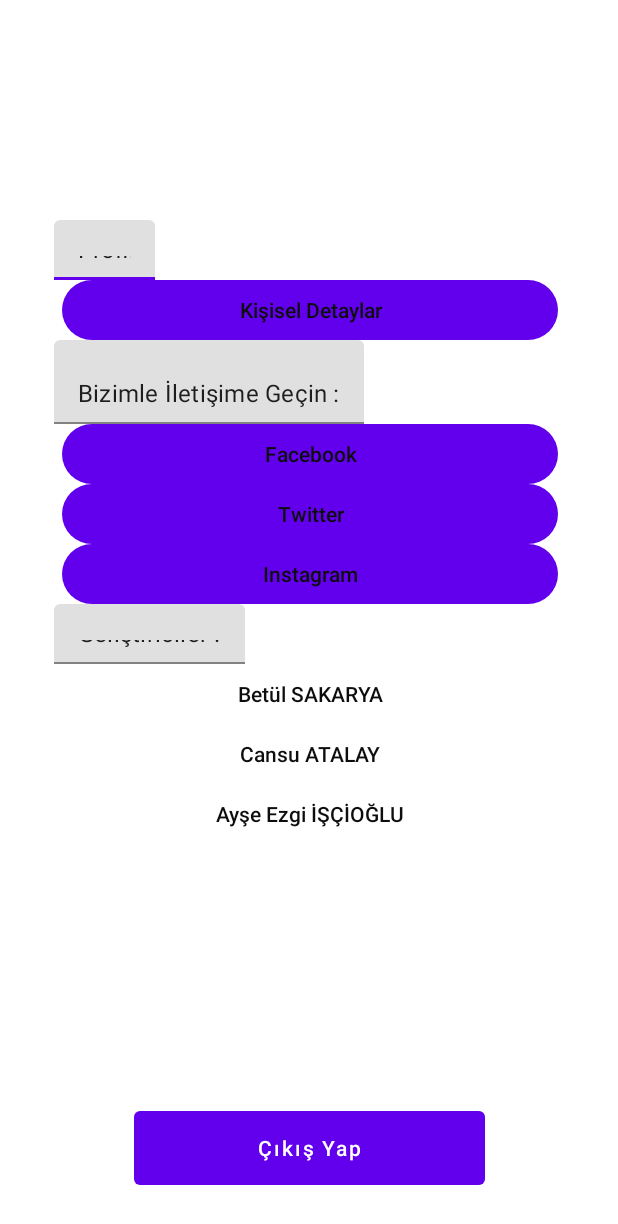
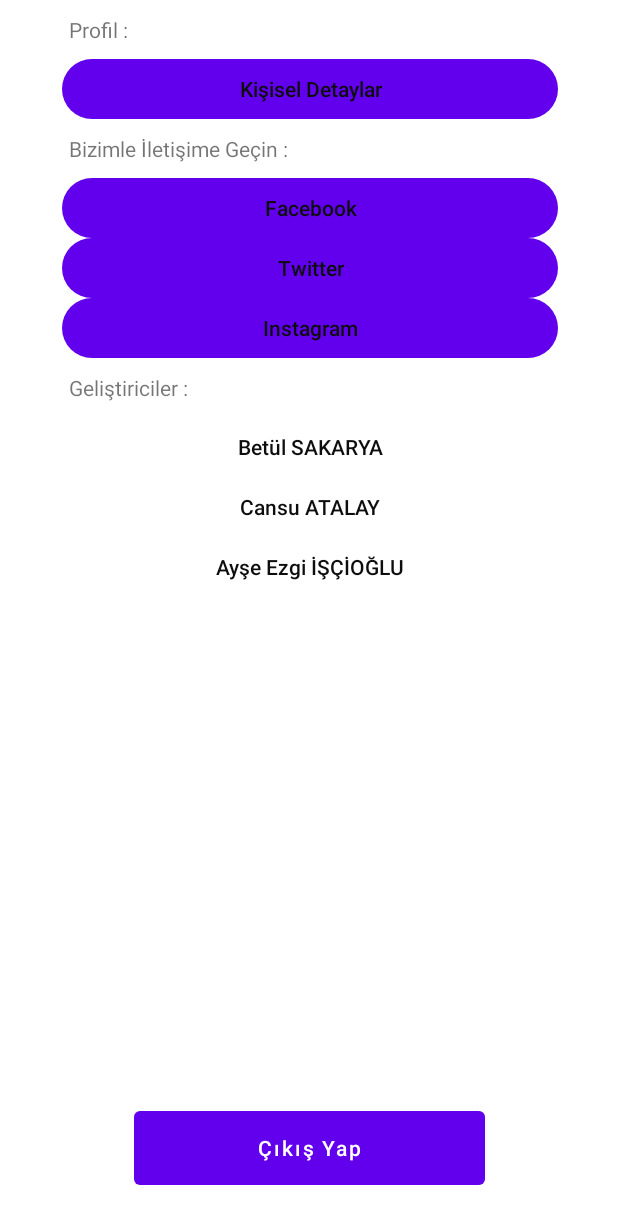
Before and after one commit to ezgiiscioglu/Gozlerini-Benimle-Paylas, an Android app: the layout ayarlar.xml on its own in the app's theme, with its tools: preview values and no code run, on a phone screen of 412 x 824 dp. Shown: the top 1224 px of the screen. Run offline under Robolectric (Android 15) with nearby library versions, the phone set to English and light mode, and no system bars.

Commit message:
first commit

```diff
--- a/app/build.gradle
+++ b/app/build.gradle
@@ -36,8 +36,9 @@
     api 'com.theartofdev.edmodo:android-image-cropper:2.8.+'
     implementation 'com.github.bumptech.glide:glide:4.9.0'
     annotationProcessor 'com.github.bumptech.glide:compiler:4.9.0'
-
+    implementation 'com.squareup.picasso:picasso:2.71828'
     implementation 'com.google.firebase:firebase-storage:16.0.1'
     implementation 'com.google.firebase:firebase-auth:16.0.1'
+    implementation 'de.hdodenhof:circleimageview:3.0.0'
 }
 apply plugin: 'com.google.gms.google-services'
--- a/app/src/main/res/layout/ayarlar.xml
+++ b/app/src/main/res/layout/ayarlar.xml
@@ -13,7 +13,6 @@
         android:layout_marginStart="5dp"
         android:layout_marginLeft="5dp"
 
-        android:layout_marginTop="0dp"
         android:layout_marginEnd="4dp"
         android:layout_marginRight="4dp"
         android:layout_marginBottom="8dp"
@@ -21,8 +20,10 @@
         card_view:cardElevation="20dp"
         card_view:layout_constraintBottom_toTopOf="@+id/btnCikis"
         card_view:layout_constraintEnd_toEndOf="parent"
+        card_view:layout_constraintHorizontal_bias="0.529"
         card_view:layout_constraintStart_toStartOf="parent"
-        card_view:layout_constraintTop_toTopOf="parent">
+        card_view:layout_constraintTop_toTopOf="parent"
+        card_view:layout_constraintVertical_bias="0.0">
 
         <LinearLayout
             android:layout_width="341dp"
@@ -38,11 +39,12 @@
                 android:layout_width="match_parent"
                 android:layout_height="wrap_content">
 
-                <EditText
+                <TextView
                     android:id="@+id/txtProfil"
-                    android:layout_width="67dp"
-                    android:layout_height="40dp"
+                    android:layout_width="match_parent"
+                    android:layout_height="match_parent"
                     android:singleLine="true"
+                    android:padding="10dp"
                     android:text="Profil :" />
             </com.google.android.material.textfield.TextInputLayout>
 
@@ -52,24 +54,25 @@
                 android:layout_width="match_parent"
                 android:layout_height="40dp"
                 android:layout_gravity="center"
+                android:layout_marginLeft="5dp"
+                android:layout_marginRight="5dp"
                 android:background="@drawable/button_shape"
                 android:backgroundTint="@color/colorWhite"
                 android:text="Kişisel Detaylar"
                 android:textAllCaps="false"
                 android:textColor="@color/colorBlack"
-                android:visibility="visible"
-                android:layout_marginLeft="5dp"
-                android:layout_marginRight="5dp"/>
+                android:visibility="visible" />
 
             <com.google.android.material.textfield.TextInputLayout
                 android:id="@+id/input_layout_txtIletisimeGec"
                 android:layout_width="match_parent"
                 android:layout_height="wrap_content">
 
-                <EditText
+                <TextView
                     android:id="@+id/txtIletisimeGec"
-                    android:layout_width="wrap_content"
-                    android:layout_height="wrap_content"
+                    android:layout_width="match_parent"
+                    android:layout_height="match_parent"
+                    android:padding="10dp"
                     android:text="Bizimle İletişime Geçin :" />
 
             </com.google.android.material.textfield.TextInputLayout>
@@ -80,13 +83,13 @@
                 android:layout_width="match_parent"
                 android:layout_height="40dp"
                 android:layout_gravity="center"
+                android:layout_marginLeft="5dp"
+                android:layout_marginRight="5dp"
                 android:background="@drawable/button_shape"
                 android:backgroundTint="@color/colorWhite"
                 android:text="Facebook"
                 android:textAllCaps="false"
-                android:textColor="@color/colorBlack"
-                android:layout_marginLeft="5dp"
-                android:layout_marginRight="5dp"/>
+                android:textColor="@color/colorBlack" />
 
             <com.google.android.material.button.MaterialButton
                 android:id="@+id/btnTwitter"
@@ -94,13 +97,13 @@
                 android:layout_width="match_parent"
                 android:layout_height="40dp"
                 android:layout_gravity="center"
+                android:layout_marginLeft="5dp"
+                android:layout_marginRight="5dp"
                 android:background="@drawable/button_shape"
                 android:backgroundTint="@color/colorWhite"
                 android:text="Twitter"
                 android:textAllCaps="false"
-                android:textColor="@color/colorBlack"
-                android:layout_marginLeft="5dp"
-                android:layout_marginRight="5dp"/>
+                android:textColor="@color/colorBlack" />
 
 
             <com.google.android.material.button.MaterialButton
@@ -109,13 +112,13 @@
                 android:layout_width="match_parent"
                 android:layout_height="40dp"
                 android:layout_gravity="center"
+                android:layout_marginLeft="5dp"
+                android:layout_marginRight="5dp"
                 android:background="@drawable/button_shape"
                 android:backgroundTint="@color/colorWhite"
                 android:text="Instagram"
                 android:textAllCaps="false"
-                android:textColor="@color/colorBlack"
-                android:layout_marginLeft="5dp"
-                android:layout_marginRight="5dp"/>
+                android:textColor="@color/colorBlack" />
 
 
             <com.google.android.material.textfield.TextInputLayout
@@ -123,10 +126,11 @@
                 android:layout_width="match_parent"
                 android:layout_height="wrap_content">
 
-                <EditText
+                <TextView
                     android:id="@+id/txtGelistiriciler"
-                    android:layout_width="wrap_content"
-                    android:layout_height="40dp"
+                    android:layout_width="match_parent"
+                    android:layout_height="match_parent"
+                    android:padding="10dp"
                     android:text="Geliştiriciler :" />
 
             </com.google.android.material.textfield.TextInputLayout>
@@ -137,12 +141,12 @@
                 android:layout_width="match_parent"
                 android:layout_height="40dp"
                 android:layout_gravity="center"
+                android:layout_marginLeft="5dp"
+                android:layout_marginRight="5dp"
                 android:backgroundTint="@color/colorWhite"
                 android:text="Betül SAKARYA"
                 android:textAllCaps="false"
-                android:textColor="@color/colorBlack"
-                android:layout_marginLeft="5dp"
-                android:layout_marginRight="5dp"/>
+                android:textColor="@color/colorBlack" />
 
 
             <com.google.android.material.button.MaterialButton
@@ -151,12 +155,12 @@
                 android:layout_width="match_parent"
                 android:layout_height="40dp"
                 android:layout_gravity="center"
+                android:layout_marginLeft="5dp"
+                android:layout_marginRight="5dp"
                 android:backgroundTint="@color/colorWhite"
                 android:text="Cansu ATALAY"
                 android:textAllCaps="false"
-                android:textColor="@color/colorBlack"
-                android:layout_marginLeft="5dp"
-                android:layout_marginRight="5dp"/>
+                android:textColor="@color/colorBlack" />
 
             <com.google.android.material.button.MaterialButton
                 android:id="@+id/btnEzgiLinkedin"
@@ -164,12 +168,12 @@
                 android:layout_width="match_parent"
                 android:layout_height="40dp"
                 android:layout_gravity="center"
+                android:layout_marginLeft="5dp"
+                android:layout_marginRight="5dp"
                 android:backgroundTint="@color/colorWhite"
                 android:text="Ayşe Ezgi İŞÇİOĞLU"
                 android:textAllCaps="false"
-                android:textColor="@color/colorBlack"
-                android:layout_marginLeft="5dp"
-                android:layout_marginRight="5dp"/>
+                android:textColor="@color/colorBlack" />
 
 
         </LinearLayout>
--- a/app/src/main/res/layout/kayit_ol_gorme_engelli.xml
+++ b/app/src/main/res/layout/kayit_ol_gorme_engelli.xml
@@ -43,8 +43,8 @@
                     android:id="@+id/etSoyad"
                     android:layout_width="match_parent"
                     android:layout_height="wrap_content"
-                    android:hint="Soyadınız"
-                    android:layout_marginTop="20dp"/>
+                    android:layout_marginTop="20dp"
+                    android:hint="Soyadınız" />
 
             </com.google.android.material.textfield.TextInputLayout>
 
```
Also changed, not shown: app/src/main/java/com/example/lenovo/myapplication/KayitOlGonullu.java (+3 -4 lines), app/src/main/java/com/example/lenovo/myapplication/OturumAcGonullu.java (+47 -8 lines), app/src/main/java/com/example/lenovo/myapplication/OturumAcGormeEngelli.java (+47 -5 lines), app/src/main/java/com/example/lenovo/myapplication/ProfilDuzenlemeEkrani.java (+177 -75 lines), app/src/main/res/layout/profili_duzenle.xml (+8 -4 lines).
